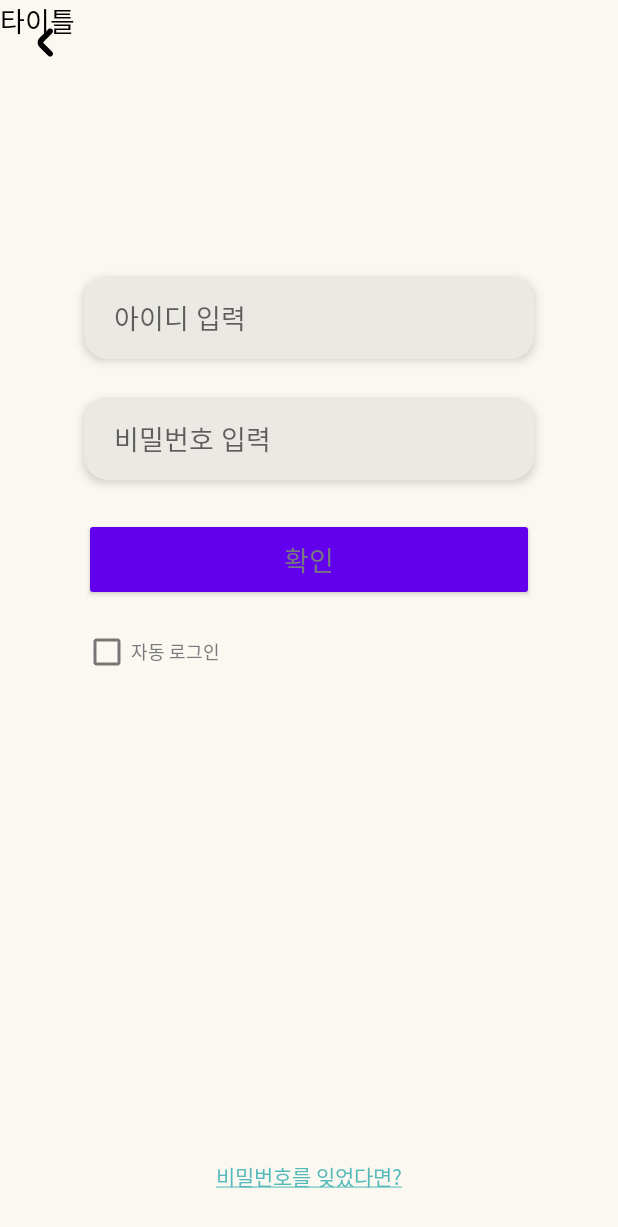
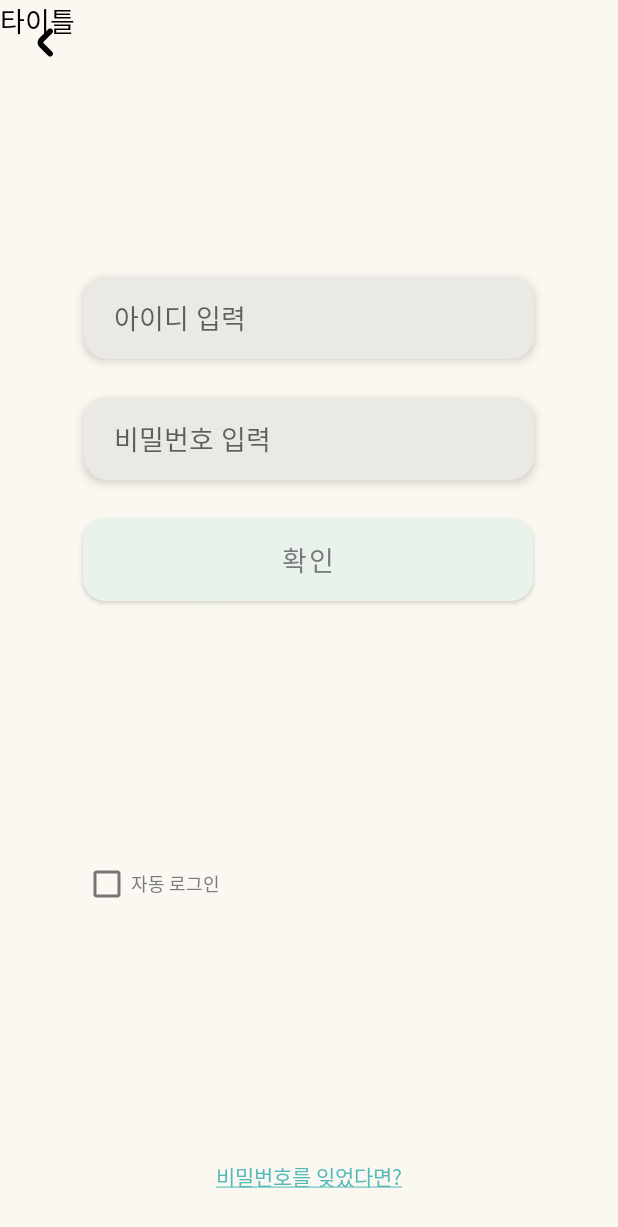
Before and after one commit to GURUSoundy/Soundy, an Android app: the LoginActivity screen opened directly, with no data from a screen before it, on a phone screen of 412 x 824 dp. Shown: the top 1227 px of the screen. Run offline under Robolectric (Android 15) with nearby library versions, the phone set to English and light mode, and no system bars.

Commit message:
추가 : 로그인 페이지 구성 완료

```diff
--- a/app/src/main/res/layout/activity_login.xml
+++ b/app/src/main/res/layout/activity_login.xml
@@ -56,24 +56,19 @@
 
     <Button
         android:id="@+id/btnLogin"
-        style="@style/Widget.AppCompat.Button"
         android:layout_width="300dp"
         android:layout_height="55dp"
-        android:layout_marginStart="80dp"
         android:layout_marginTop="25dp"
-        android:layout_marginEnd="80dp"
         android:backgroundTint="@color/mint"
         android:elevation="4dp"
         android:insetTop="0dp"
         android:insetBottom="0dp"
-        android:minWidth="0dp"
-        android:minHeight="0dp"
         android:text="확인"
         android:textColor="#797A7E"
         android:textSize="18sp"
         app:cornerRadius="15dp"
         app:layout_constraintEnd_toEndOf="parent"
-        app:layout_constraintHorizontal_bias="0.51"
+        app:layout_constraintHorizontal_bias="0.495"
         app:layout_constraintStart_toStartOf="parent"
         app:layout_constraintTop_toBottomOf="@+id/password" />
 
@@ -83,15 +78,14 @@
         android:layout_height="30dp"
         android:layout_marginStart="80dp"
         android:layout_marginEnd="317dp"
+        android:layout_marginBottom="220dp"
         android:text="자동 로그인"
         android:textColor="#797A7E"
         android:textSize="12sp"
         app:layout_constraintBottom_toBottomOf="parent"
         app:layout_constraintEnd_toEndOf="parent"
         app:layout_constraintHorizontal_bias="0.294"
-        app:layout_constraintStart_toStartOf="parent"
-        app:layout_constraintTop_toBottomOf="@+id/btnLogin"
-        app:layout_constraintVertical_bias="0.047" />
+        app:layout_constraintStart_toStartOf="parent" />
 
     <Button
         android:id="@+id/btnForgetPassword"
--- a/app/src/main/res/layout/toolbar.xml
+++ b/app/src/main/res/layout/toolbar.xml
@@ -22,7 +22,7 @@
         app:srcCompat="@drawable/back_button" />
 
     <TextView
-        android:id="@+id/textView2"
+        android:id="@+id/titleText"
         android:layout_width="match_parent"
         android:layout_height="match_parent"
         android:backgroundTint="@color/beige"
--- a/app/src/main/res/values/colors.xml
+++ b/app/src/main/res/values/colors.xml
@@ -8,7 +8,8 @@
     <color name="black">#FF000000</color>
     <color name="white">#FFFFFFFF</color>
 
-    <color name="mint">#1A54BAB9</color>
+    <color name="real_mint">#54BAB9</color>
+    <color name="mint">#EAF3EB</color>
     <color name="beige">#FBF8F1</color>
     <color name="gray">#1F797A7E</color>
 </resources>
```
